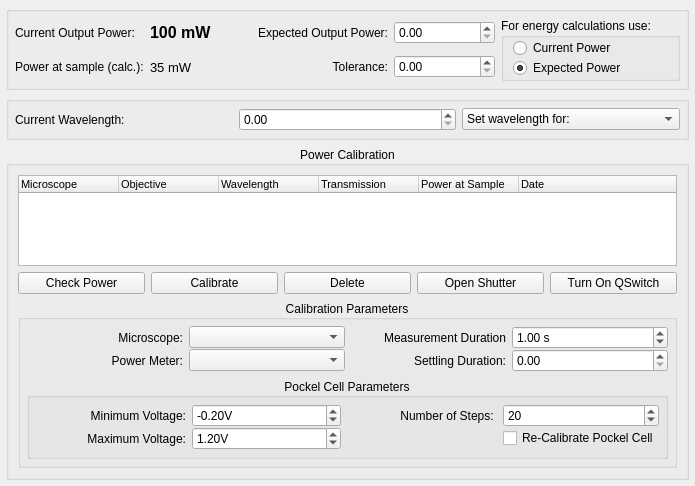
First picture: the form in lib/devices/Laser/devTemplate.ui, repository acq4/acq4, before the edit.
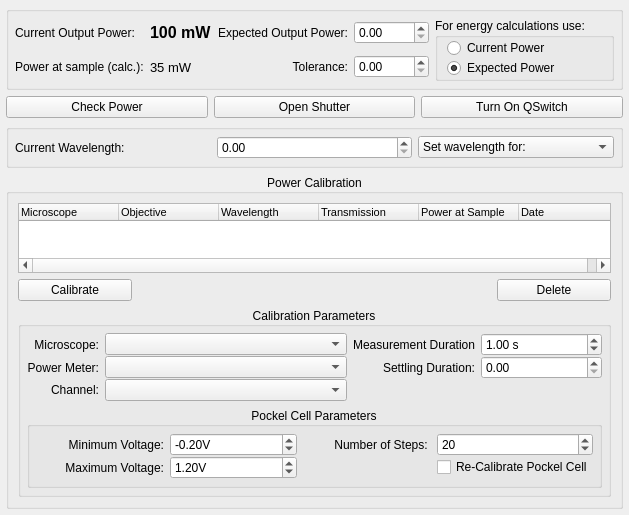
Second picture: the form after the edit. Custom widgets are drawn as their Qt base class.

```diff
--- a/lib/devices/Laser/devTemplate.ui
+++ b/lib/devices/Laser/devTemplate.ui
@@ -6,8 +6,8 @@
    <rect>
     <x>0</x>
     <y>0</y>
-    <width>695</width>
-    <height>486</height>
+    <width>579</width>
+    <height>501</height>
    </rect>
   </property>
   <property name="windowTitle">
@@ -17,7 +17,7 @@
    <property name="margin">
     <number>6</number>
    </property>
-   <item row="0" column="0">
+   <item row="0" column="0" colspan="3">
     <widget class="QGroupBox" name="powerGroup">
      <property name="title">
       <string/>
@@ -155,7 +155,7 @@
      </layout>
     </widget>
    </item>
-   <item row="1" column="0">
+   <item row="3" column="0" colspan="3">
     <widget class="QGroupBox" name="wavelengthGroup">
      <property name="title">
       <string/>
@@ -190,7 +190,7 @@
      </layout>
     </widget>
    </item>
-   <item row="2" column="0">
+   <item row="4" column="0" colspan="3">
     <widget class="QGroupBox" name="groupBox_2">
      <property name="title">
       <string>Power Calibration</string>
@@ -249,47 +249,6 @@
         </column>
        </widget>
       </item>
-      <item row="1" column="0">
-       <widget class="QPushButton" name="checkPowerBtn">
-        <property name="text">
-         <string>Check Power</string>
-        </property>
-       </widget>
-      </item>
-      <item row="1" column="1">
-       <widget class="QPushButton" name="calibrateBtn">
-        <property name="text">
-         <string>Calibrate</string>
-        </property>
-       </widget>
-      </item>
-      <item row="1" column="2">
-       <widget class="QPushButton" name="deleteBtn">
-        <property name="text">
-         <string>Delete</string>
-        </property>
-       </widget>
-      </item>
-      <item row="1" column="3">
-       <widget class="QPushButton" name="shutterBtn">
-        <property name="text">
-         <string>Open Shutter</string>
-        </property>
-        <property name="checkable">
-         <bool>true</bool>
-        </property>
-       </widget>
-      </item>
-      <item row="1" column="4">
-       <widget class="QPushButton" name="qSwitchBtn">
-        <property name="text">
-         <string>Turn On QSwitch</string>
-        </property>
-        <property name="checkable">
-         <bool>true</bool>
-        </property>
-       </widget>
-      </item>
       <item row="2" column="0" colspan="5">
        <widget class="QGroupBox" name="groupBox">
         <property name="title">
@@ -321,7 +280,14 @@
             </widget>
            </item>
            <item row="1" column="1">
-            <widget class="QComboBox" name="microscopeCombo"/>
+            <widget class="QComboBox" name="microscopeCombo">
+             <property name="sizePolicy">
+              <sizepolicy hsizetype="Preferred" vsizetype="Fixed">
+               <horstretch>4</horstretch>
+               <verstretch>0</verstretch>
+              </sizepolicy>
+             </property>
+            </widget>
            </item>
            <item row="1" column="3">
             <widget class="QLabel" name="scanLabel">
@@ -335,6 +301,12 @@
            </item>
            <item row="1" column="4">
             <widget class="SpinBox" name="measurementSpin">
+             <property name="sizePolicy">
+              <sizepolicy hsizetype="Minimum" vsizetype="Fixed">
+               <horstretch>1</horstretch>
+               <verstretch>0</verstretch>
+              </sizepolicy>
+             </property>
              <property name="suffix">
               <string> s</string>
              </property>
@@ -374,11 +346,30 @@
            </item>
            <item row="2" column="4">
             <widget class="SpinBox" name="settlingSpin">
+             <property name="sizePolicy">
+              <sizepolicy hsizetype="Minimum" vsizetype="Fixed">
+               <horstretch>2</horstretch>
+               <verstretch>0</verstretch>
+              </sizepolicy>
+             </property>
              <property name="toolTip">
               <string>Specify the time it takes for the selected power meter to settle on a value.</string>
              </property>
             </widget>
            </item>
+           <item row="3" column="1">
+            <widget class="QComboBox" name="channelCombo"/>
+           </item>
+           <item row="3" column="0">
+            <widget class="QLabel" name="label_12">
+             <property name="text">
+              <string>Channel:</string>
+             </property>
+             <property name="alignment">
+              <set>Qt::AlignRight|Qt::AlignTrailing|Qt::AlignVCenter</set>
+             </property>
+            </widget>
+           </item>
           </layout>
          </item>
          <item row="1" column="0">
@@ -488,9 +479,50 @@
         </layout>
        </widget>
       </item>
+      <item row="1" column="4">
+       <widget class="QPushButton" name="deleteBtn">
+        <property name="text">
+         <string>Delete</string>
+        </property>
+       </widget>
+      </item>
+      <item row="1" column="0">
+       <widget class="QPushButton" name="calibrateBtn">
+        <property name="text">
+         <string>Calibrate</string>
+        </property>
+       </widget>
+      </item>
      </layout>
     </widget>
    </item>
+   <item row="2" column="0">
+    <widget class="QPushButton" name="checkPowerBtn">
+     <property name="text">
+      <string>Check Power</string>
+     </property>
+    </widget>
+   </item>
+   <item row="2" column="1">
+    <widget class="QPushButton" name="shutterBtn">
+     <property name="text">
+      <string>Open Shutter</string>
+     </property>
+     <property name="checkable">
+      <bool>true</bool>
+     </property>
+    </widget>
+   </item>
+   <item row="2" column="2">
+    <widget class="QPushButton" name="qSwitchBtn">
+     <property name="text">
+      <string>Turn On QSwitch</string>
+     </property>
+     <property name="checkable">
+      <bool>true</bool>
+     </property>
+    </widget>
+   </item>
   </layout>
  </widget>
  <customwidgets>
```
